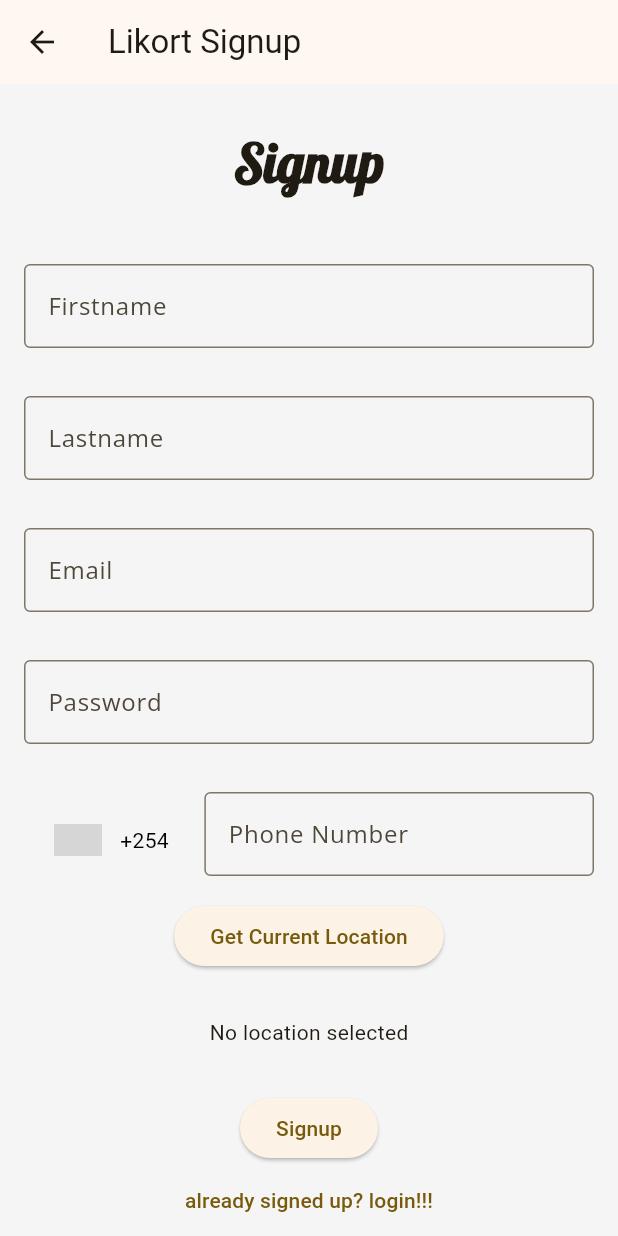
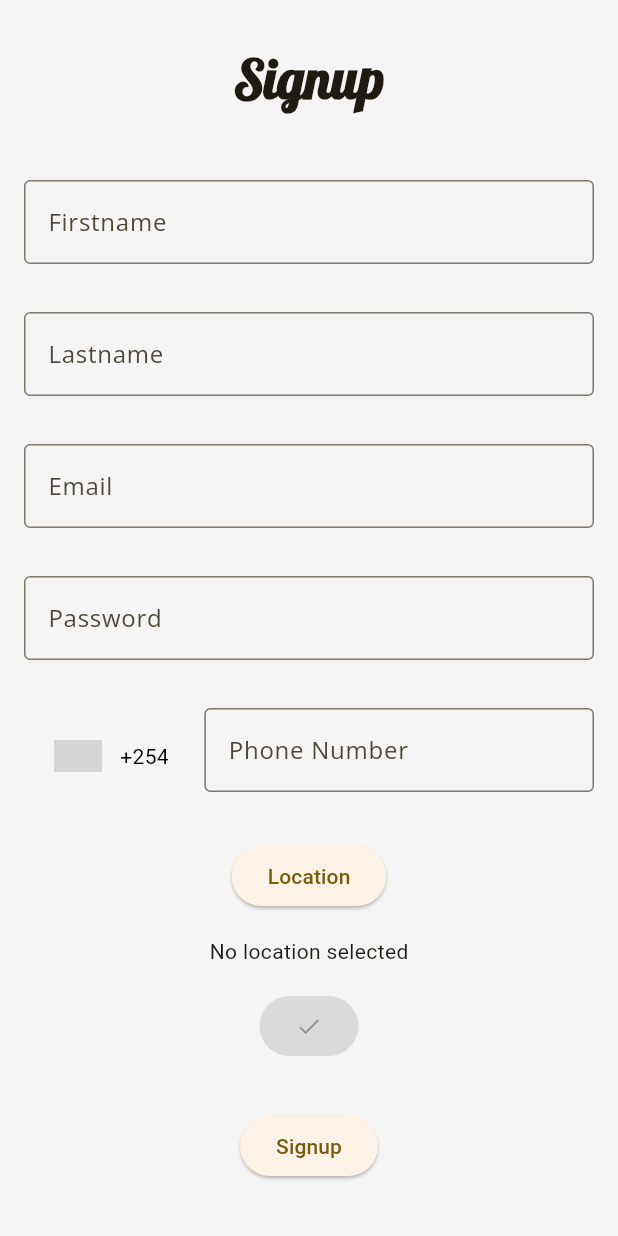
Before and after one commit to Buteya/likort, a Flutter app: the LikortSignup screen opened by its route, on a phone screen of 412 x 824 dp. Run offline on Flutter 3.47's test engine with Material 3 defaults, Android fonts, the phone set to English and light mode, and no system bars; drawn by our look-alikes of intl_phone_number_input; our stand-ins replace geolocator, google_fonts, google_maps_flutter, image_picker, shared_preferences; accounts and stored records are empty; grey boxes are pictures that could not be loaded.

Commit message:
fixing up signup screen

```diff
--- a/lib/auth/likortsignup.dart
+++ b/lib/auth/likortsignup.dart
@@ -19,11 +19,12 @@
   String _phoneNumber = '';
   Position? _currentPosition;
   GoogleMapController? _mapController;
+  Marker? _selectedMarker;
 
-  //signup functions
   Future<Position> _determinePosition() async {
     bool serviceEnabled;
     LocationPermission permission;
+    // Check if location services are enabled.
     serviceEnabled = await Geolocator.isLocationServiceEnabled();
     if (!serviceEnabled) {
       return Future.error('Location services are disabled.');
@@ -38,8 +39,24 @@
     if (permission == LocationPermission.deniedForever) {
       return Future.error(
           'Location permissions are permanently denied, we cannot request permissions.');
+    } // Permissions are granted, get the position.
+    return await Geolocator.getCurrentPosition();
   }
-    return await Geolocator.getCurrentPosition();
+
+  Future<void> _getUserLocation() async {
+    Position position = await _determinePosition();
+    setState(() {
+      _currentPosition = position;
+      _selectedMarker = Marker(
+        markerId: const MarkerId('current_location'),
+        position: LatLng(position.latitude, position.longitude),
+      );
+    });
+    _mapController?.animateCamera(
+      CameraUpdate.newLatLng(
+        LatLng(position.latitude, position.longitude),
+      ),
+    );
   }
 
   void _onPhoneNumberChanged(String phoneNumber) {
@@ -68,9 +85,6 @@
   @override
   Widget build(BuildContext context) {
     return Scaffold(
-      appBar: AppBar(
-        title: const Text('Likort Signup'),
-      ),
       body: LayoutBuilder(builder: (context, constraints) {
         return SingleChildScrollView(
           child: Form(
@@ -158,19 +172,12 @@
                       child: PhoneNumberInput(
                           onPhoneNumberChanged: _onPhoneNumberChanged),
                     ),
-                    ElevatedButton(
-                      onPressed: () async {
-                        Position position = await _determinePosition();
-                        setState(() {
-                          _currentPosition = position;
-                        });
-                        _mapController?.animateCamera(
-                          CameraUpdate.newLatLng(
-                            LatLng(position.latitude, position.longitude),
+                    Padding(
+                      padding: const EdgeInsets.all(16.0),
+                      child: ElevatedButton(
+                        onPressed: _getUserLocation,
+                        child: const Text('Location'),
                       ),
-                        );
-                      },
-                      child: const Text('Get Current Location'),
                     ),
                     Expanded(
                       child: _currentPosition != null
@@ -185,30 +192,51 @@
                                 ),
                                 zoom: 14,
                               ),
-                              markers: {
-                                Marker(
-                                  markerId: const MarkerId('current_location'),
-                                  position: LatLng(
-                                    _currentPosition!.latitude,
-                                    _currentPosition!.longitude,
-                                  ),
-                                ),
+                              markers: _selectedMarker != null
+                                  ? {_selectedMarker!}
+                                  : {},
+                              onTap: (latLng) {
+                                setState(() {
+                                  _selectedMarker = Marker(
+                                    markerId: const MarkerId('selected_location'),
+                                    position: latLng,
+                                  );
+                                });
                               },
                             )
                           : const Center(
                               child: Text('No location selected'),
                             ),
                     ),
-                    ElevatedButton(
+                    Padding(
+                      padding: const EdgeInsets.all(16.0),
+                      child: ElevatedButton(
+                        onPressed: _selectedMarker != null
+                            ? () {
+                                // Send selected location for delivery
+                                print(
+                                    'Selected location: ${_selectedMarker!.position}');
+                              }
+                            : null,
+                        child: const Icon(Icons.check),
+                      ),
+                    ),
+                    Padding(
+                      padding: const EdgeInsets.all(16.0),
+                      child: ElevatedButton(
                         onPressed: () {},
                         child: const Text('Signup'),
                       ),
-                    TextButton(
+                    ),
+                    Padding(
+                      padding: const EdgeInsets.symmetric(vertical: 48.0),
+                      child: TextButton(
                         onPressed: () {
                           Navigator.of(context)
                               .pushReplacementNamed('/likortlogin');
                         },
-                      child: const Text('already signed up? login!!!'),
+                        child: const Text('are you already signed up? login!!!'),
+                      ),
                     ),
                   ],
                 ),
--- a/lib/widgets/phonenumberinput.dart
+++ b/lib/widgets/phonenumberinput.dart
@@ -28,8 +28,8 @@
       autoValidateMode: AutovalidateMode.disabled,
       selectorTextStyle:
           MediaQuery.of(context).platformBrightness == Brightness.dark
-              ? TextStyle(color: Colors.white60)
-              : TextStyle(color: Colors.black),
+              ? const TextStyle(color: Colors.white60)
+              : const TextStyle(color: Colors.black),
       textFieldController: TextEditingController(),
       formatInput: false,
       maxLength: 15,
```
Lines whose indentation alone changed are shown as unchanged.
